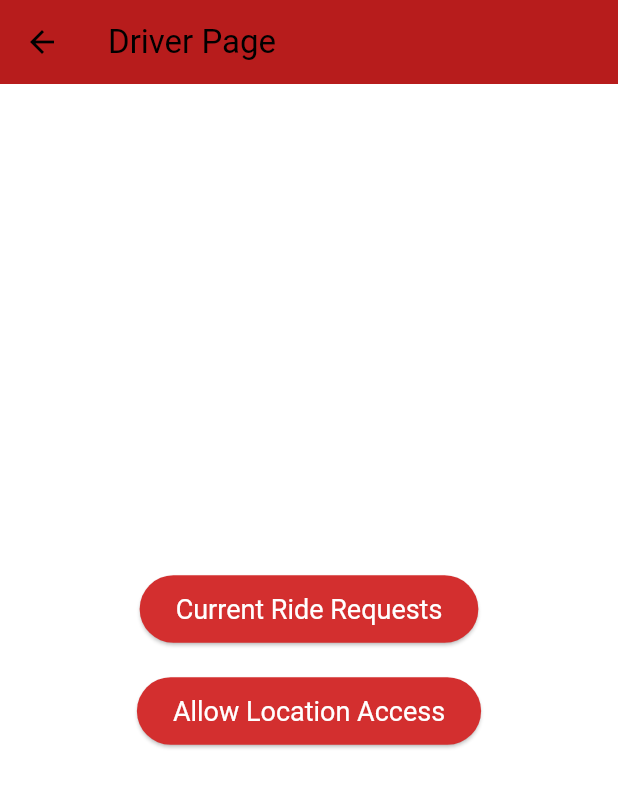
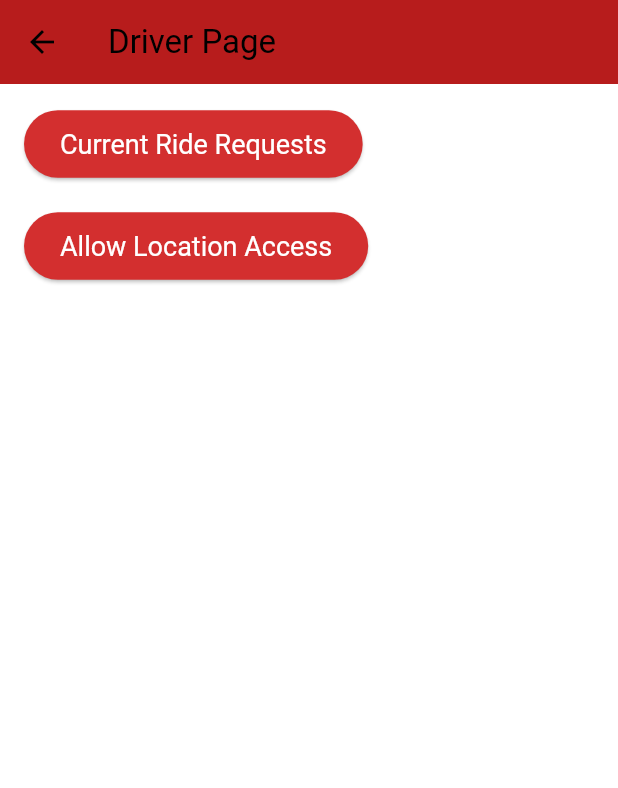
Before and after one commit to ryanhassell/sjuapp, a Flutter app: the DriverPage screen opened directly, on a phone screen of 412 x 824 dp. Shown: the top 788 px of the screen. Run offline on Flutter 3.47's test engine with Material 3 defaults, Android fonts, the light colour scheme and no system bars; our stand-ins replace google_maps_flutter, location; missing offline and left inert: flutter_google_places, google_maps_webservice; network calls fail.

Commit message:
updated UI for this page

```diff
--- a/lib/driver_page.dart
+++ b/lib/driver_page.dart
@@ -1,8 +1,6 @@
 import 'package:flutter/material.dart';
-import 'package:location/location.dart'; // Import the Location service
 import 'pickup_ride_page.dart';
 import 'location_service.dart'; // Import the LocationService class
-
 
 class DriverPage extends StatelessWidget {
   final LocationService _locationService = LocationService(); // Initialize LocationService
@@ -23,6 +21,7 @@ class DriverPage extends StatelessWidget {
       ),
     );
   }
+
 
   Future<void> _enableLocationAccess(BuildContext context) async {
     LocationData? locationData = await _locationService.getCurrentLocation();
@@ -66,10 +65,8 @@ class DriverPage extends StatelessWidget {
       ),
       body: Padding(
         padding: const EdgeInsets.all(16.0),
-        child: Align(
-          alignment: Alignment.topCenter,
         child: Column(
-            mainAxisAlignment: MainAxisAlignment.center,
+          crossAxisAlignment: CrossAxisAlignment.start,
           children: [
             _buildMainButton(
               label: 'Current Ride Requests',
@@ -90,7 +87,6 @@ class DriverPage extends StatelessWidget {
           ],
         ),
       ),
-      ),
     );
   }
 }
```
Lines whose indentation alone changed are shown as unchanged.
